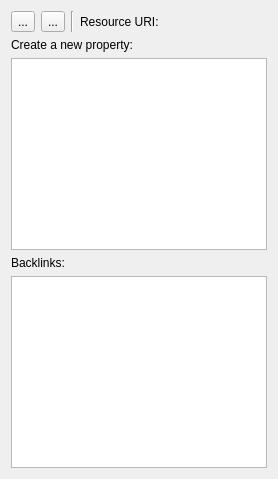
This is resourceeditorwidget.ui in KDE/nepomukshell as Qt 5 draws it before an edit. The edited form follows.
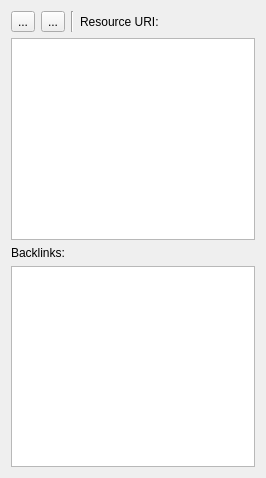
This is the edited form. Custom widgets are drawn as their Qt base class.

Patch:
```diff
--- a/resourceeditorwidget.ui
+++ b/resourceeditorwidget.ui
@@ -2,6 +2,14 @@
 <ui version="4.0">
  <class>ResourceEditorWidget</class>
  <widget class="QWidget" name="ResourceEditorWidget">
+  <property name="geometry">
+   <rect>
+    <x>0</x>
+    <y>0</y>
+    <width>266</width>
+    <height>478</height>
+   </rect>
+  </property>
   <property name="windowTitle">
    <string>Form</string>
   </property>
@@ -54,27 +62,6 @@
      </item>
     </layout>
    </item>
-   <item>
-    <layout class="QHBoxLayout" name="horizontalLayout_2">
-     <item>
-      <widget class="QLabel" name="label_2">
-       <property name="text">
-        <string>Create a new property:</string>
-       </property>
-      </widget>
-     </item>
-     <item>
-      <widget class="Nepomuk::StatementEditor" name="m_statementEditor" native="true">
-       <property name="sizePolicy">
-        <sizepolicy hsizetype="Preferred" vsizetype="Preferred">
-         <horstretch>1</horstretch>
-         <verstretch>0</verstretch>
-        </sizepolicy>
-       </property>
-      </widget>
-     </item>
-    </layout>
-   </item>
    <item>
     <widget class="QTableView" name="m_propertyView"/>
    </item>
@@ -90,14 +77,6 @@
    </item>
   </layout>
  </widget>
- <customwidgets>
-  <customwidget>
-   <class>Nepomuk::StatementEditor</class>
-   <extends>QWidget</extends>
-   <header>statementeditor.h</header>
-   <container>1</container>
-  </customwidget>
- </customwidgets>
  <resources/>
  <connections/>
 </ui>
```
